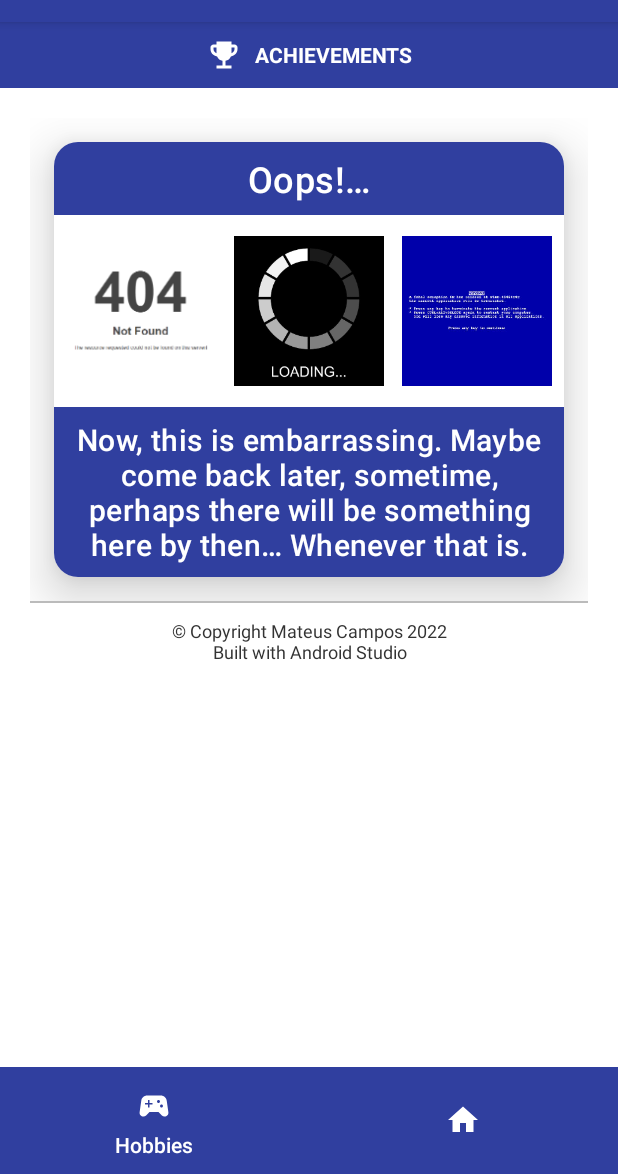
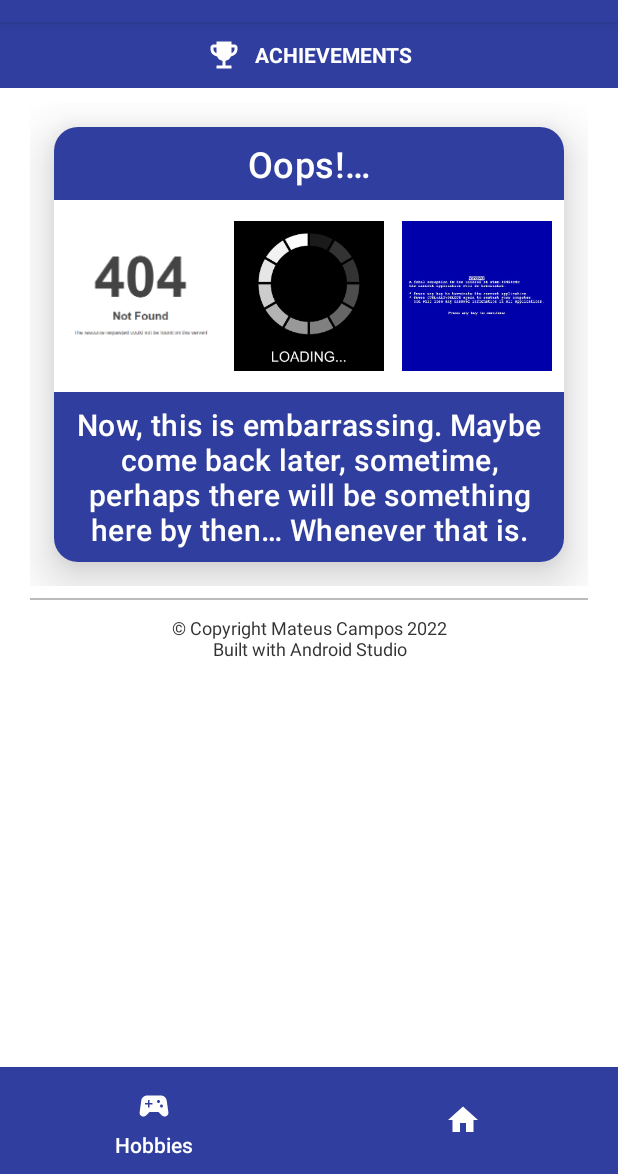
Before and after one commit to mateusfonseca/mobileApp1_About_Me, an Android app: the AchievementsActivity screen opened directly, with no data from a screen before it, on a phone screen of 412 x 824 dp, the part 62-1236 px from its top. Run offline under Robolectric (Android 15) with nearby library versions, the phone set to English and light mode, and no system bars.

Commit message:
Adjusted margin and padding between elements for better content positioning.

```diff
--- a/app/src/main/res/layout/activity_achievements.xml
+++ b/app/src/main/res/layout/activity_achievements.xml
@@ -21,7 +21,8 @@
             android:layout_width="match_parent"
             android:layout_height="wrap_content"
             android:orientation="vertical"
-            android:padding="20dp">
+            android:paddingHorizontal="20dp"
+            android:paddingVertical="10dp">
 
             <androidx.recyclerview.widget.RecyclerView
                 android:id="@+id/item_recycler_view"
--- a/app/src/main/res/layout/activity_education.xml
+++ b/app/src/main/res/layout/activity_education.xml
@@ -21,7 +21,8 @@
             android:layout_width="match_parent"
             android:layout_height="wrap_content"
             android:orientation="vertical"
-            android:padding="20dp">
+            android:paddingHorizontal="20dp"
+            android:paddingVertical="10dp">
 
             <androidx.recyclerview.widget.RecyclerView
                 android:id="@+id/item_recycler_view"
--- a/app/src/main/res/layout/activity_hobbies.xml
+++ b/app/src/main/res/layout/activity_hobbies.xml
@@ -21,7 +21,8 @@
             android:layout_width="match_parent"
             android:layout_height="wrap_content"
             android:orientation="vertical"
-            android:padding="20dp">
+            android:paddingHorizontal="20dp"
+            android:paddingVertical="10dp">
 
             <androidx.recyclerview.widget.RecyclerView
                 android:id="@+id/item_recycler_view"
--- a/app/src/main/res/layout/activity_main.xml
+++ b/app/src/main/res/layout/activity_main.xml
@@ -20,7 +20,8 @@
             android:layout_height="wrap_content"
             android:gravity="center"
             android:orientation="vertical"
-            android:padding="20dp">
+            android:paddingHorizontal="20dp"
+            android:paddingVertical="10dp">
 
             <LinearLayout
                 android:layout_width="match_parent"
@@ -81,6 +82,7 @@
             <LinearLayout
                 android:layout_width="match_parent"
                 android:layout_height="wrap_content"
+                android:layout_marginBottom="8dp"
                 android:gravity="center"
                 android:orientation="vertical"
                 android:padding="8dp">
--- a/app/src/main/res/layout/activity_skills.xml
+++ b/app/src/main/res/layout/activity_skills.xml
@@ -21,7 +21,8 @@
             android:layout_width="match_parent"
             android:layout_height="wrap_content"
             android:orientation="vertical"
-            android:padding="20dp">
+            android:paddingHorizontal="20dp"
+            android:paddingVertical="10dp">
 
             <androidx.recyclerview.widget.RecyclerView
                 android:id="@+id/item_recycler_view"
--- a/app/src/main/res/layout/content_separator.xml
+++ b/app/src/main/res/layout/content_separator.xml
@@ -2,4 +2,5 @@
 <FrameLayout xmlns:android="http://schemas.android.com/apk/res/android"
     android:layout_width="match_parent"
     android:layout_height="1dp"
+    android:layout_marginTop="8dp"
     android:background="@color/lightGray" />
--- a/app/src/main/res/layout/text_copyright.xml
+++ b/app/src/main/res/layout/text_copyright.xml
@@ -4,7 +4,6 @@
     android:layout_width="match_parent"
     android:layout_height="wrap_content"
     android:layout_gravity="center|bottom"
-    android:layout_marginBottom="8dp"
     android:orientation="vertical">
 
     <include layout="@layout/content_separator" />
```
